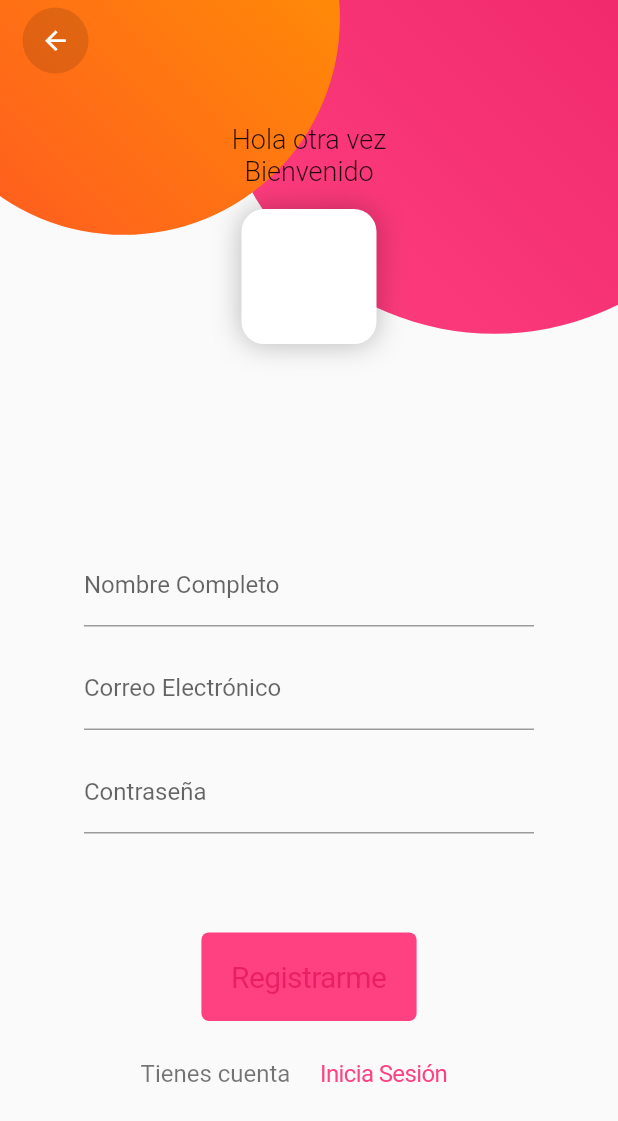
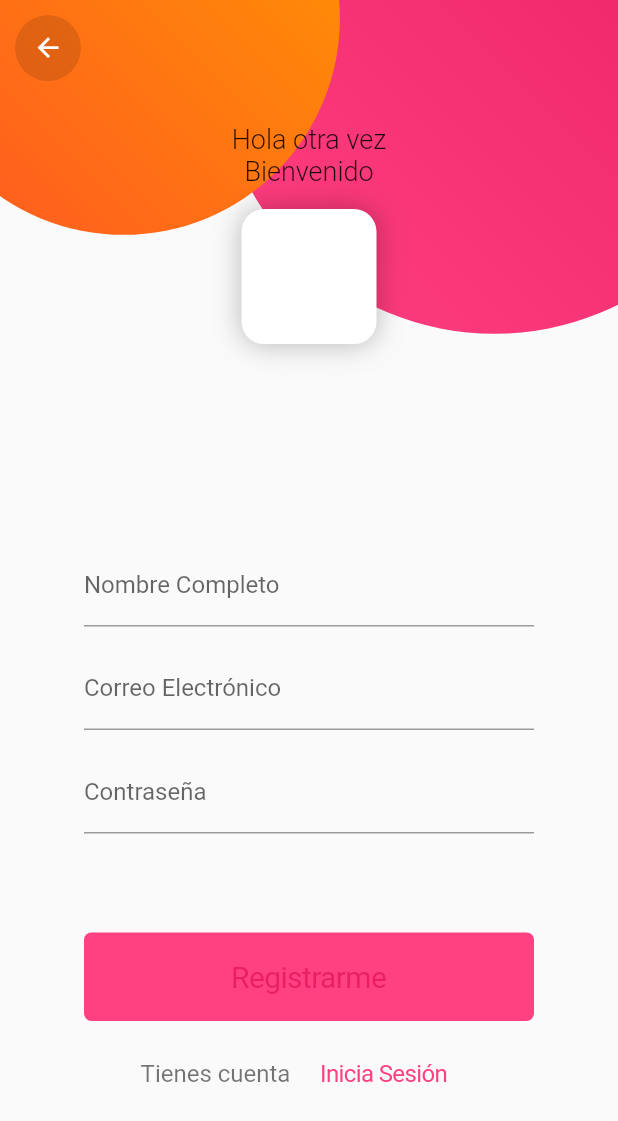
Before and after one commit to DevZamSe/flutter_login_aws, a Flutter app: the RegistroPage screen opened by its route, on a phone screen of 412 x 824 dp. Shown: the top 1121 px of the screen. Run offline on Flutter 3.47's test engine with Material 2 defaults, Android fonts, the phone set to English and light mode, and no system bars.

Commit message:
5.04.2020

```diff
--- a/lib/main.dart
+++ b/lib/main.dart
@@ -1,6 +1,7 @@
 import 'package:flutter/material.dart';
 import 'package:fluttersecretchat/pages/login/login.dart';
 import 'package:fluttersecretchat/pages/login/registro.dart';
+import 'package:fluttersecretchat/pages/menu/menu.dart';
 
 void main() => runApp(MyApp());
 
@@ -17,7 +18,8 @@ class MyApp extends StatelessWidget {
       home: LoginPage(),
       routes: {
         'login': (context) => LoginPage(),
-        'registro': (context) => RegistroPage()
+        'registro': (context) => RegistroPage(),
+        'menu': (context) => Menu()
       },
     );
   }
--- a/lib/pages/login/registro.dart
+++ b/lib/pages/login/registro.dart
@@ -139,8 +139,8 @@ class _RegistroPageState extends State<RegistroPage> {
                 ),
 
                 Positioned(
-                  left: 15,
-                  top: 5,
+                  left: 10,
+                  top: 10,
                   child: SafeArea(
                     child: _atrasboton()
                   )
@@ -195,7 +195,11 @@ class _RegistroPageState extends State<RegistroPage> {
   }
 
   Widget _boton(Size size){
-    final boton = Center(
+    final boton = SizedBox(
+      child: Column(
+        children: <Widget>[
+          SizedBox(
+              width: double.infinity,
               child: CupertinoButton(
                   padding: EdgeInsets.symmetric(vertical: 18, horizontal: 20),
                   color: Colors.pinkAccent,
@@ -203,6 +207,9 @@ class _RegistroPageState extends State<RegistroPage> {
                   onPressed: ()=> _submit(),
                   child: Text("Registrarme", style: TextStyle(fontSize: 20))
               )
+          )
+        ],
+      ),
     );
 
     return Stack(
```
Also changed, not shown: lib/pages/login/login.dart (+12 -4 lines), lib/pages/menu/menu.dart (added, +10 -0 lines). Lines whose indentation alone changed are shown as unchanged.
